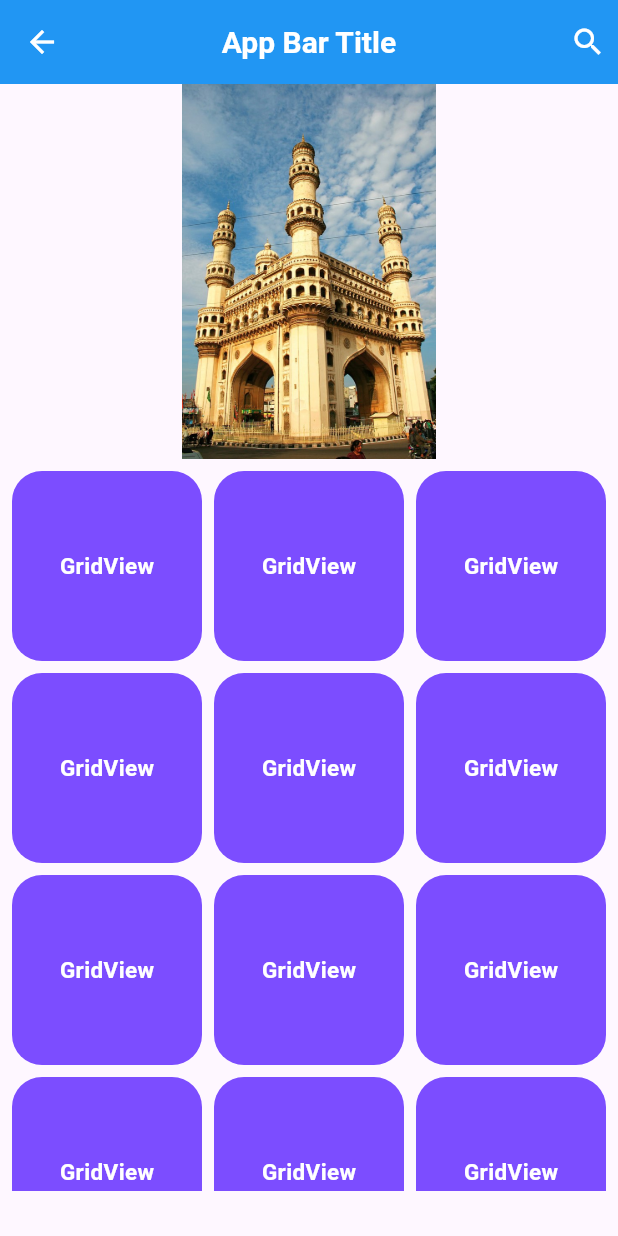
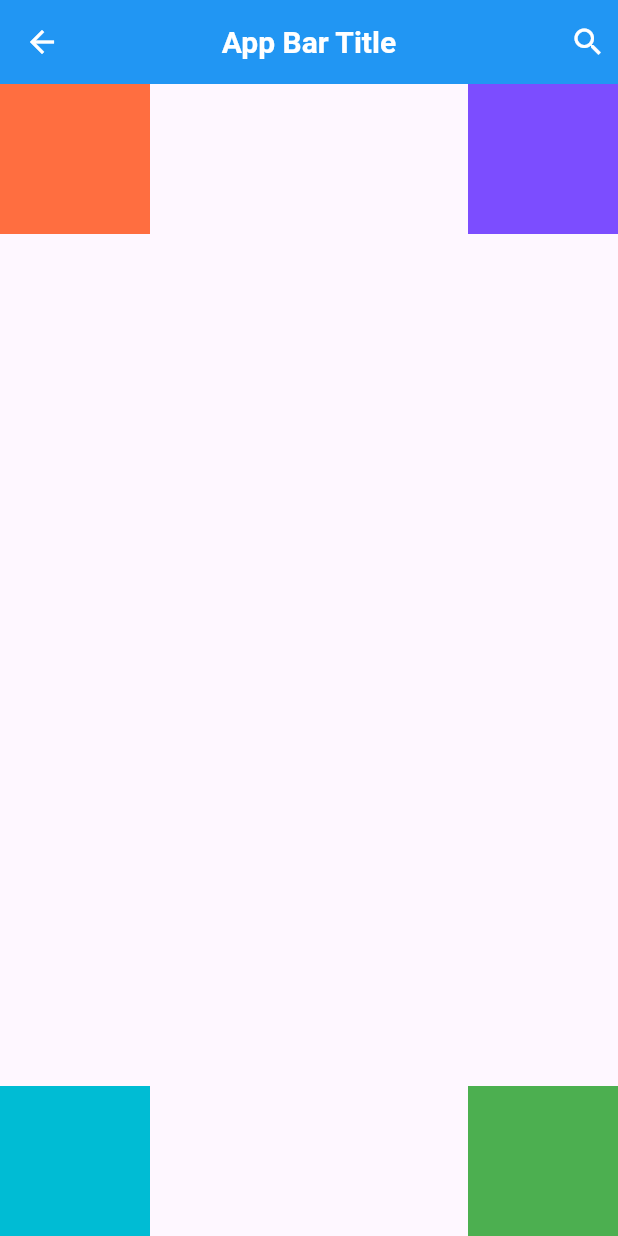
Before and after one commit to shivachidurala370/demo_2, a Flutter app: the screen it shows after launch, on a phone screen of 412 x 824 dp. Run offline on Flutter 3.47's test engine with Material 2 defaults, Android fonts, the phone set to English and light mode, and no system bars.

Commit message:
third commit

```diff
--- a/lib/main.dart
+++ b/lib/main.dart
@@ -102,7 +102,49 @@ class _MyHomePageState extends State<MyHomePage> {
             ),
           ],
         ),
-        body: Column(
+        body: Stack(
+          children: [
+            Positioned(
+              top: 0,
+              left: 0,
+              child: Container(
+                height: 100,
+                width: 100,
+                color: Colors.deepOrangeAccent,
+              ),
+            ),
+            Positioned(
+              top: 0,
+              right: 0,
+              child: Container(
+                height: 100,
+                width: 100,
+                color: Colors.deepPurpleAccent,
+              ),
+            ),
+            Positioned(
+              bottom: 0,
+              left: 0,
+              child: Container(
+                height: 100,
+                width: 100,
+                color: Colors.cyan,
+              ),
+            ),
+            Positioned(
+              bottom: 0,
+              right: 0,
+              child: Container(
+                height: 100,
+                width: 100,
+                color: Colors.green,
+              ),
+            ),
+          ],
+        ),
+
+        //Image & gridview builder
+        /* Column(
           children: [
             Container(
               child: Image.asset(
@@ -146,7 +188,7 @@ class _MyHomePageState extends State<MyHomePage> {
               ),
             ),
           ],
-        ),
+        ),*/
 
         /*ListView.separated(itemBuilder: (BuildContext context,int index){
                 return Container(
```
